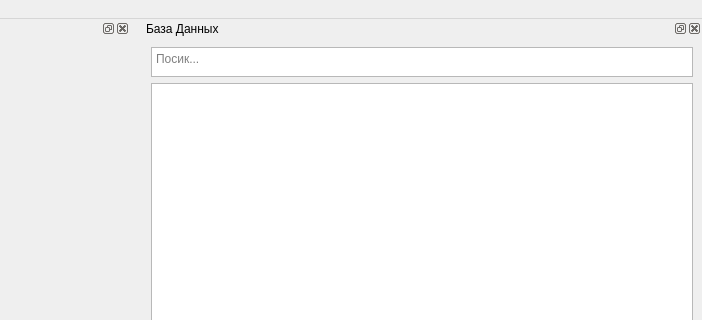
pavel-cpp/tip, file source/ui/windows/mainwindow.ui: the form before one commit; both pictures show x 567 to 1269 and y 0 to 320 of the 1269 by 734 pixel window.
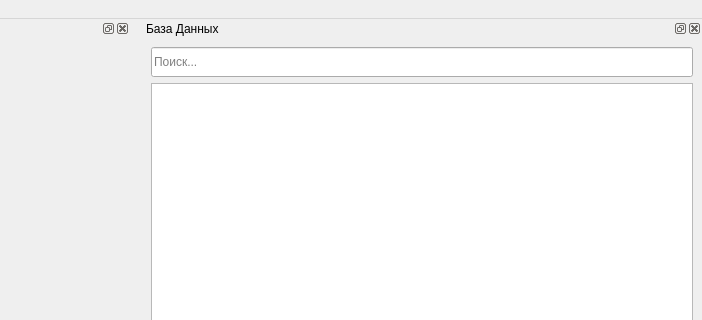
The form after the commit.

Patch:
```diff
--- a/source/ui/windows/mainwindow.ui
+++ b/source/ui/windows/mainwindow.ui
@@ -103,7 +103,7 @@
    <property name="minimumSize">
     <size>
      <width>560</width>
-     <height>183</height>
+     <height>202</height>
     </size>
    </property>
    <property name="maximumSize">
@@ -130,18 +130,15 @@
    <widget class="QWidget" name="database_dock_widgets_contents">
     <layout class="QVBoxLayout" name="verticalLayout_2">
      <item>
-      <widget class="QTextEdit" name="database_search">
-       <property name="maximumSize">
+      <widget class="QLineEdit" name="database_search">
+       <property name="minimumSize">
         <size>
-         <width>16777215</width>
+         <width>0</width>
          <height>30</height>
         </size>
        </property>
-       <property name="tabChangesFocus">
-        <bool>false</bool>
-       </property>
        <property name="placeholderText">
-        <string>Посик...</string>
+        <string>Поиск...</string>
        </property>
       </widget>
      </item>
@@ -428,9 +425,6 @@
    </property>
   </action>
   <action name="image_scale_up">
-   <property name="checkable">
-    <bool>true</bool>
-   </property>
    <property name="text">
     <string>Увеличить картинку</string>
    </property>
```
